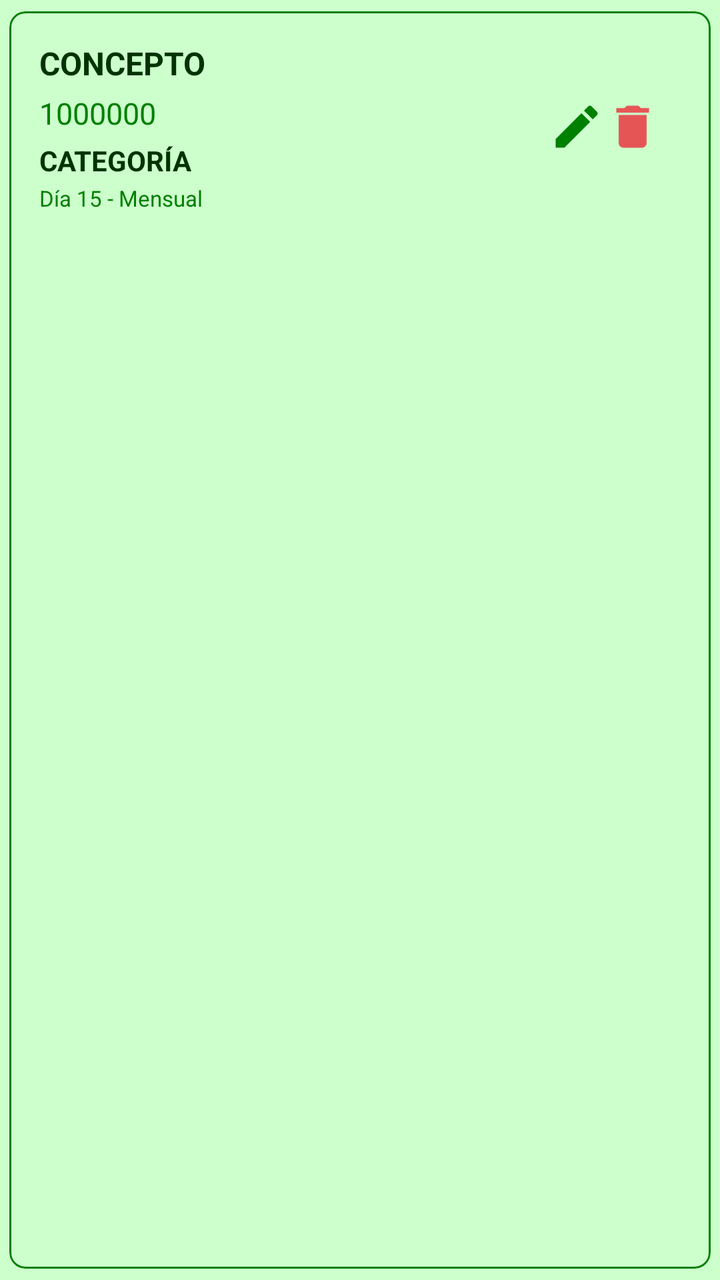
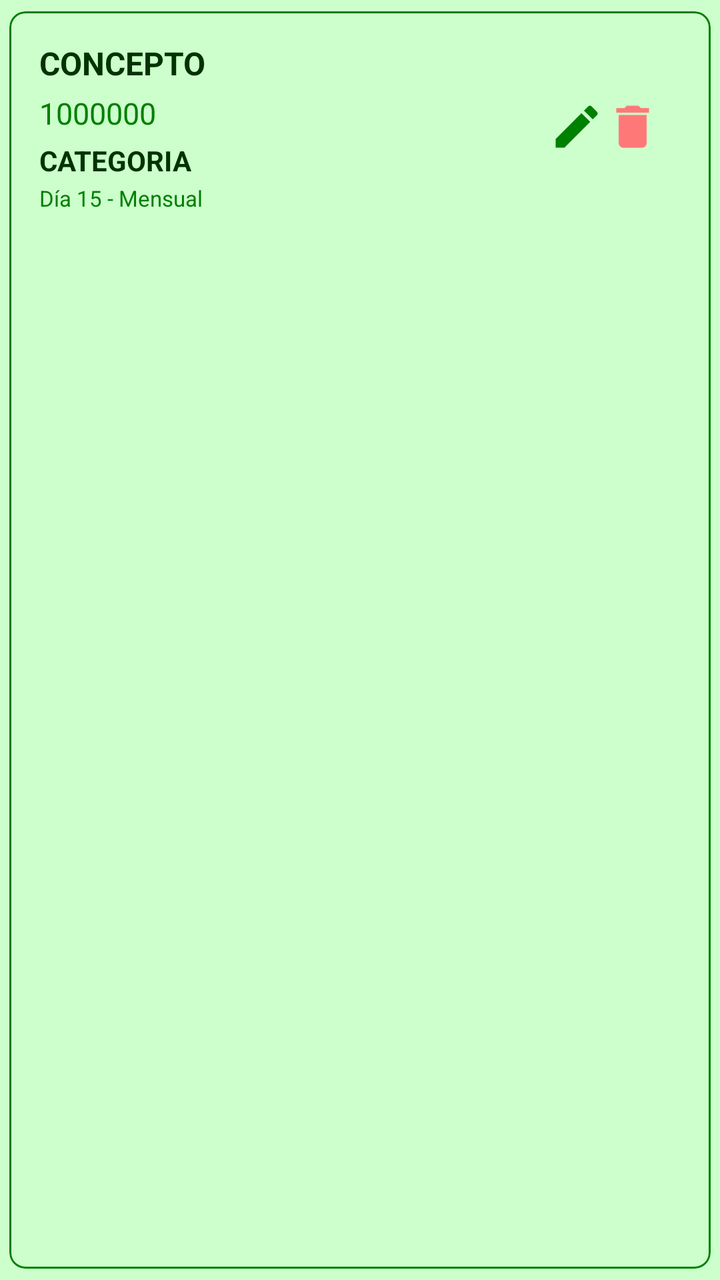

Before-and-after screenshots of an Android layout around one commit, followed by the original layout XML and the change that was made.
<!-- AndroidManifest.xml: application theme Theme.MyLittleFinanControl -->
<!-- res/layout/item_gasto_fijo.xml -->
<?xml version="1.0" encoding="utf-8"?>
<com.google.android.material.card.MaterialCardView xmlns:android="http://schemas.android.com/apk/res/android"
    xmlns:app="http://schemas.android.com/apk/res-auto"
    android:layout_width="match_parent"
    android:layout_height="wrap_content"
    app:cardBackgroundColor="@color/primary_glass"
    app:cardCornerRadius="8dp"
    app:cardElevation="0dp"
    app:cardUseCompatPadding="true"
    app:strokeWidth="1dp"
    app:strokeColor="@color/primary">

    <RelativeLayout
        android:layout_width="match_parent"
        android:layout_height="wrap_content"
        android:padding="15dp">

        <LinearLayout
            android:layout_width="wrap_content"
            android:layout_height="wrap_content"
            android:layout_alignParentStart="true"
            android:layout_toStartOf="@+id/ll_acciones"
            android:orientation="vertical">

            <TextView
                android:id="@+id/tv_concepto"
                android:layout_width="wrap_content"
                android:layout_height="wrap_content"
                android:text="CONCEPTO"
                android:textAllCaps="true"
                android:textSize="16sp"
                android:textStyle="bold"
                android:textColor="@color/black" />

            <TextView
                android:id="@+id/tv_monto"
                android:layout_width="wrap_content"
                android:layout_height="wrap_content"
                android:layout_marginTop="4dp"
                android:text="1000000"
                android:textSize="15sp"
                android:textColor="@color/primary" />

            <TextView
                android:id="@+id/tv_categoria"
                android:layout_width="wrap_content"
                android:layout_height="wrap_content"
                android:layout_marginTop="4dp"
                android:text="CATEGORÍA"
                android:textAllCaps="true"
                android:textStyle="bold"
                android:textSize="14sp"
                android:textColor="@color/black"/>

            <TextView
                android:id="@+id/tv_pago_info"
                android:layout_width="wrap_content"
                android:layout_height="wrap_content"
                android:layout_marginTop="2dp"
                android:text="Día 15 - Mensual"
                android:textSize="11sp"
                android:textColor="@color/primary" />

        </LinearLayout>

        <LinearLayout
            android:id="@+id/ll_acciones"
            android:layout_width="wrap_content"
            android:layout_height="wrap_content"
            android:layout_alignParentEnd="true"
            android:layout_centerVertical="true"
            android:orientation="horizontal">
            <ImageView
                android:id="@+id/iv_editar"
                android:layout_alignParentEnd="true"
                android:src="@drawable/ic_edit"
                app:tint="@color/primary"
                android:layout_width="28dp"
                android:layout_height="28dp"/>

            <ImageView
                android:id="@+id/iv_eliminar"
                android:layout_alignParentEnd="true"
                android:src="@drawable/ic_delete"
                android:layout_marginEnd="10dp"
                app:tint="@color/accent_alerta"
                android:layout_width="28dp"
                android:layout_height="28dp" />
        </LinearLayout>



    </RelativeLayout>
</com.google.android.material.card.MaterialCardView>
<!-- resources referenced by this layout -->
<resources>
  <color name="accent_alerta">#E55555</color>
  <color name="black">#003300</color>
  <color name="primary">#008000</color>
  <color name="primary_glass">#66CCFFCC</color>
  <!-- drawable ic_delete (drawable) -->
  <vector xmlns:android="http://schemas.android.com/apk/res/android" android:autoMirrored="true" android:height="24dp" android:tint="#1F4F98" android:viewportHeight="24" android:viewportWidth="24" android:width="24dp">
        
      <path android:fillColor="@android:color/white" android:pathData="M6,19c0,1.1 0.9,2 2,2h8c1.1,0 2,-0.9 2,-2V7H6v12zM19,4h-3.5l-1,-1h-5l-1,1H5v2h14V4z"/>
      
  </vector>
  <!-- drawable ic_edit (drawable) -->
  <vector xmlns:android="http://schemas.android.com/apk/res/android" android:autoMirrored="true" android:height="24dp" android:tint="#1F4F98" android:viewportHeight="24" android:viewportWidth="24" android:width="24dp">
        
      <path android:fillColor="@android:color/white" android:pathData="M3,17.25V21h3.75L17.81,9.94l-3.75,-3.75L3,17.25zM20.71,7.04c0.39,-0.39 0.39,-1.02 0,-1.41l-2.34,-2.34c-0.39,-0.39 -1.02,-0.39 -1.41,0l-1.83,1.83 3.75,3.75 1.83,-1.83z"/>
      
  </vector>
  <style name="Theme.MyLittleFinanControl" parent="Base.Theme.MyLittleFinanControl" />
  <style name="Base.Theme.MyLittleFinanControl" parent="Theme.Material3.DayNight.NoActionBar">
          
          <item name="colorPrimary">@color/primary</item>
          <item name="colorOnPrimary">@color/white</item>
          <item name="colorSecondary">@color/secondary</item>
          <item name="colorOnSecondary">@color/white</item>
          
          
          <item name="android:windowBackground">@color/background_light</item>
          <item name="colorSurface">@color/background_light</item>
          
          
          <item name="colorError">@color/accent_alerta</item>
          
          
          <item name="android:statusBarColor">@color/background_light</item>
          <item name="android:windowLightStatusBar">true</item>
      </style>
  <color name="white">#CCFFCC</color>
  <color name="secondary">#33FF00</color>
  <color name="background_light">#CCFFCC</color>
</resources>

<!-- the commit's change to res/layout/item_gasto_fijo.xml (unified diff, before → after) -->
@@ -26,7 +26,7 @@
                 android:id="@+id/tv_concepto"
                 android:layout_width="wrap_content"
                 android:layout_height="wrap_content"
-                android:text="CONCEPTO"
+                android:text="Concepto"
                 android:textAllCaps="true"
                 android:textSize="16sp"
                 android:textStyle="bold"
@@ -46,7 +46,7 @@
                 android:layout_width="wrap_content"
                 android:layout_height="wrap_content"
                 android:layout_marginTop="4dp"
-                android:text="CATEGORÍA"
+                android:text="Categoria"
                 android:textAllCaps="true"
                 android:textStyle="bold"
                 android:textSize="14sp"
<!-- resource entries referenced after the edit -->
@@ -1,6 +1,6 @@
 <!-- resources referenced by this layout -->
 <resources>
-  <color name="accent_alerta">#E55555</color>
+  <color name="accent_alerta">#FF7878</color>
   <color name="black">#003300</color>
   <color name="primary">#008000</color>
   <color name="primary_glass">#66CCFFCC</color>
